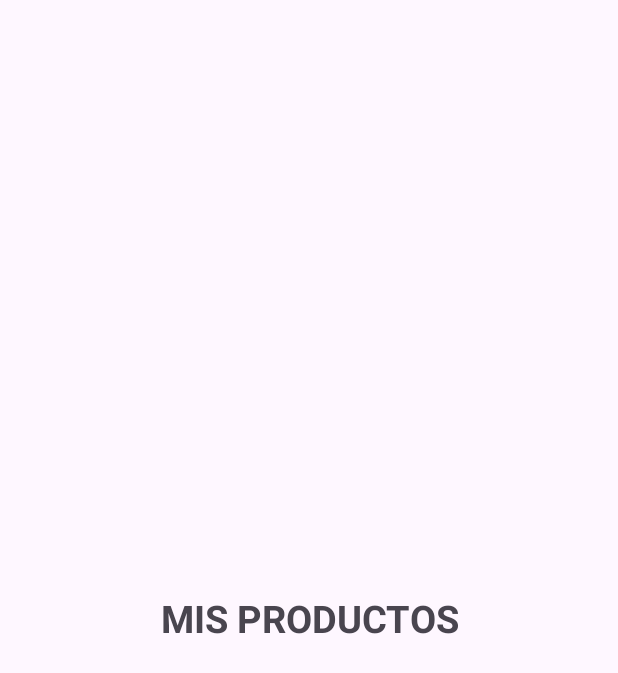
After one commit to H3721N/My_Virtual_Store, an Android app: the fragment FragmentMIsProductosV shown on its own in the app's theme, on a phone screen of 412 x 824 dp. The commit adds this screen. Shown: the top 673 px of the screen. Run offline under Robolectric (Android 15) with nearby library versions, the phone set to English and light mode, and no system bars.

Commit message:
Se realiza la creacion de fragmentos y se crea lo necesario para el funcionamiento y la creacion de estilo

```diff
--- /dev/null
+++ b/app/src/main/java/com/gomez/herlin/mi_tiendita_virtual/vendedor/Bottom_Nav_Fragment_V/FragmentMIsProductosV.kt
@@ -0,0 +1,20 @@
+package com.gomez.herlin.mi_tiendita_virtual.vendedor.Bottom_Nav_Fragment_V
+
+import android.os.Bundle
+import androidx.fragment.app.Fragment
+import android.view.LayoutInflater
+import android.view.View
+import android.view.ViewGroup
+import com.gomez.herlin.mi_tiendita_virtual.R
+
+class FragmentMIsProductosV : Fragment() {
+
+    override fun onCreateView(
+        inflater: LayoutInflater, container: ViewGroup?,
+        savedInstanceState: Bundle?
+    ): View? {
+        // Inflate the layout for this fragment
+        return inflater.inflate(R.layout.fragment_mis_productos_v, container, false)
+    }
+
+}
--- /dev/null
+++ b/app/src/main/res/drawable/icon_mis_productos.xml
@@ -0,0 +1,5 @@
+<vector xmlns:android="http://schemas.android.com/apk/res/android" android:height="24dp" android:tint="#000000" android:viewportHeight="24" android:viewportWidth="24" android:width="24dp">
+
+    <path android:fillColor="@android:color/white" android:pathData="M4,8h4L8,4L4,4v4zM10,20h4v-4h-4v4zM4,20h4v-4L4,16v4zM4,14h4v-4L4,10v4zM10,14h4v-4h-4v4zM16,4v4h4L20,4h-4zM10,8h4L14,4h-4v4zM16,14h4v-4h-4v4zM16,20h4v-4h-4v4z"/>
+
+</vector>
--- /dev/null
+++ b/app/src/main/res/layout/fragment_mis_productos_v.xml
@@ -0,0 +1,18 @@
+<?xml version="1.0" encoding="utf-8"?>
+<FrameLayout xmlns:android="http://schemas.android.com/apk/res/android"
+    xmlns:tools="http://schemas.android.com/tools"
+    android:layout_width="match_parent"
+    android:layout_height="match_parent"
+    tools:context=".vendedor.Bottom_Nav_Fragment_V.FragmentMIsProductosV">
+
+    <!-- TODO: Update blank fragment layout -->
+    <TextView
+        android:layout_width="match_parent"
+        android:layout_height="match_parent"
+        android:text="MIS PRODUCTOS"
+        android:gravity="center"
+        android:textSize="25sp"
+        android:textStyle="bold"
+        />
+
+</FrameLayout>
--- a/app/src/main/res/values-night/themes.xml
+++ b/app/src/main/res/values-night/themes.xml
@@ -2,6 +2,6 @@
     <!-- Base application theme. -->
     <style name="Base.Theme.Mi_Tiendita_Virtual" parent="Theme.Material3.DayNight.NoActionBar">
         <!-- Customize your dark theme here. -->
-        <!-- <item name="colorPrimary">@color/my_dark_primary</item> -->
+        <item name="colorPrimary">@color/verde_oscuro</item>
     </style>
 </resources>
--- a/app/src/main/res/values/colors.xml
+++ b/app/src/main/res/values/colors.xml
@@ -2,4 +2,6 @@
 <resources>
     <color name="black">#FF000000</color>
     <color name="white">#FFFFFFFF</color>
+    <color name="verde_claro">#99F03C</color>
+    <color name="verde_oscuro">#2E7D32</color>
 </resources>
--- a/app/src/main/res/values/strings.xml
+++ b/app/src/main/res/values/strings.xml
@@ -8,4 +8,8 @@
     <string name="op_mis_productos_v">Mis Productos</string>
     <string name="op_mis_ordenes_v">Ordenes</string>
 
+    <string name="txt_bienvenida">Bienvenido</string>
+    <!-- TODO: Remove or change this placeholder text -->
+    <string name="hello_blank_fragment">Hello blank fragment</string>
+
 </resources>
--- a/app/src/main/res/values/themes.xml
+++ b/app/src/main/res/values/themes.xml
@@ -2,7 +2,7 @@
     <!-- Base application theme. -->
     <style name="Base.Theme.Mi_Tiendita_Virtual" parent="Theme.Material3.DayNight.NoActionBar">
         <!-- Customize your light theme here. -->
-        <!-- <item name="colorPrimary">@color/my_light_primary</item> -->
+        <item name="colorPrimary">@color/verde_claro</item>
     </style>
 
     <style name="Theme.Mi_Tiendita_Virtual" parent="Base.Theme.Mi_Tiendita_Virtual" />
```
Also changed, not shown: app/src/main/java/com/gomez/herlin/mi_tiendita_virtual/vendedor/Bottom_Nav_Fragment_V/FragmentOrdenesV.kt (added, +20 -0 lines), app/src/main/java/com/gomez/herlin/mi_tiendita_virtual/vendedor/Nav_Fragment_Vendedor/FragmentInicioV.kt (added, +22 -0 lines), app/src/main/java/com/gomez/herlin/mi_tiendita_virtual/vendedor/Nav_Fragment_Vendedor/FragmentMiTiendaV.kt (added, +20 -0 lines), app/src/main/res/layout/activity_main_vendedor.xml (+20 -3 lines), app/src/main/res/layout/app_bar_main.xml (added, +28 -0 lines), app/src/main/res/layout/fragment_blank_inicio_v.xml (added, +47 -0 lines), app/src/main/res/layout/fragment_mi_tienda_v.xml (added, +18 -0 lines), app/src/main/res/layout/fragment_ordenes_v.xml (added, +18 -0 lines), app/src/main/res/layout/nav_header_vendedor.xml (added, +22 -0 lines).
